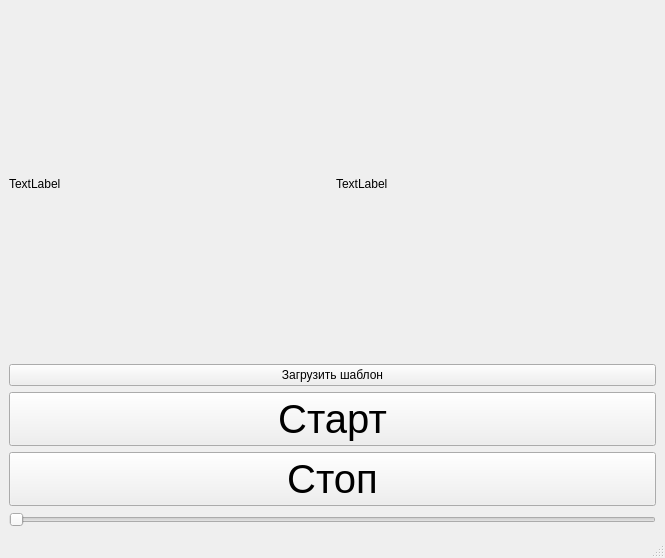
Before: the Qt Designer form mainwindow.ui in KoteAnimen/work-camera, drawn with Qt 5.
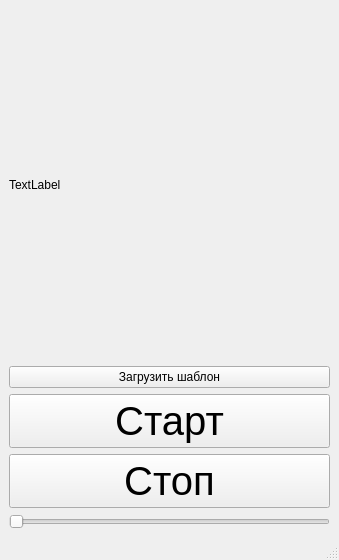
After: the same form once the commit is applied.

Commit message: Функция изменения размера окна готова

What changed in the file:
```diff
--- a/mainwindow.ui
+++ b/mainwindow.ui
@@ -6,10 +6,16 @@
    <rect>
     <x>0</x>
     <y>0</y>
-    <width>665</width>
-    <height>558</height>
+    <width>339</width>
+    <height>560</height>
    </rect>
   </property>
+  <property name="minimumSize">
+   <size>
+    <width>339</width>
+    <height>560</height>
+   </size>
+  </property>
   <property name="windowTitle">
    <string>MainWindow</string>
   </property>
@@ -25,7 +31,7 @@
     <item row="0" column="1">
      <widget class="QLabel" name="label_2">
       <property name="text">
-       <string>TextLabel</string>
+       <string/>
       </property>
      </widget>
     </item>
@@ -43,6 +49,12 @@
     </item>
     <item row="0" column="0">
      <widget class="QLabel" name="label">
+      <property name="minimumSize">
+       <size>
+        <width>310</width>
+        <height>320</height>
+       </size>
+      </property>
       <property name="text">
        <string>TextLabel</string>
       </property>
```
Left out of the diff: 2 changed lines with no effect on the pictures. The commit also changes 3 other files.
